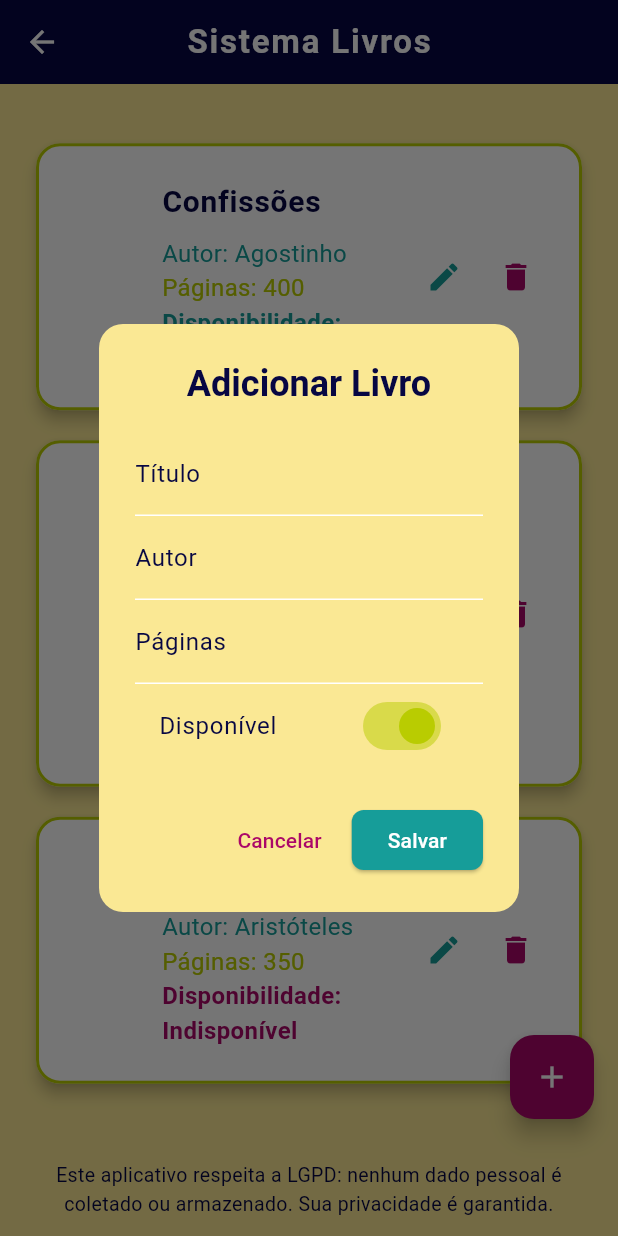
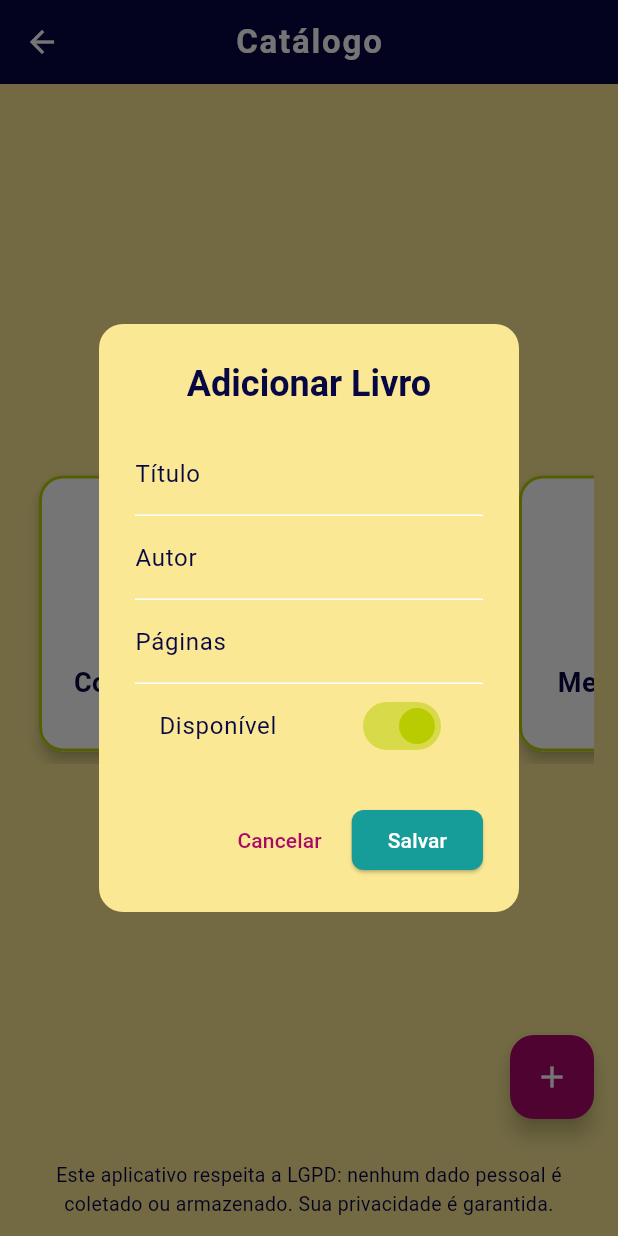
Before and after one commit to PabloEC382/GarkranReadingAPP, a Flutter app: the LivroCrudScreen screen opened by its route, after a tap on the "add" icon, on a phone screen of 412 x 824 dp. Run offline on Flutter 3.47's test engine with Material 3 defaults, Android fonts, the phone set to English and light mode, and no system bars.

Commit message:
Feitas as modificações requisitadas

```diff
--- a/lib/main.dart
+++ b/lib/main.dart
@@ -300,7 +300,7 @@ class _LivroCrudScreenState extends State<LivroCrudScreen> {
     return Scaffold(
       appBar: AppBar(
         title: const Text(
-          'Sistema Livros',
+          'Catálogo',
           style: TextStyle(
             fontWeight: FontWeight.bold,
             letterSpacing: 1.2,
@@ -325,88 +325,86 @@ class _LivroCrudScreenState extends State<LivroCrudScreen> {
                       textAlign: TextAlign.center,
                       softWrap: true,
                     )
-                  : ListView.builder(
-                      shrinkWrap: true,
+                  : SizedBox(
+                      height: 200,
+                      child: ListView.builder(
+                        scrollDirection: Axis.horizontal,
                         itemCount: livros.length,
                         itemBuilder: (context, index) {
                           final livro = livros[index];
-                        return Card(
-                          color: Colors.white,
-                          elevation: 4,
-                          margin: const EdgeInsets.symmetric(
-                              vertical: 10, horizontal: 8),
-                          shape: RoundedRectangleBorder(
-                            borderRadius: BorderRadius.circular(16),
-                            side: BorderSide(color: amarelo, width: 2),
-                          ),
-                          child: ListTile(
-                            contentPadding:
-                                const EdgeInsets.symmetric(vertical: 16, horizontal: 20),
-                            leading: ClipRRect(
-                              borderRadius: BorderRadius.circular(12),
-                              child: Image.asset(
-                                'assets/logo.png',
-                                width: 48,
-                                height: 48,
-                                fit: BoxFit.cover,
-                              ),
-                            ),
+                          return GestureDetector(
+                            onTap: () {
+                              showDialog(
+                                context: context,
+                                builder: (context) => AlertDialog(
+                                  backgroundColor: bege,
+                                  shape: RoundedRectangleBorder(borderRadius: BorderRadius.circular(16)),
                                   title: Text(
                                     livro.titulo,
                                     style: TextStyle(
                                       color: azulEscuro,
                                       fontWeight: FontWeight.bold,
-                                fontSize: 20,
                                     ),
-                              softWrap: true,
+                                    textAlign: TextAlign.center,
                                   ),
-                            subtitle: Padding(
-                              padding: const EdgeInsets.only(top: 8.0),
-                              child: Column(
+                                  content: Column(
+                                    mainAxisSize: MainAxisSize.min,
                                     crossAxisAlignment: CrossAxisAlignment.start,
                                     children: [
+                                      Text('Autor: ${livro.autor}', style: TextStyle(color: azul, fontSize: 16)),
+                                      Text('Páginas: ${livro.paginas}', style: TextStyle(color: amarelo, fontSize: 16)),
+                                    ],
+                                  ),
+                                  actions: [
+                                    TextButton(
+                                      child: Text('Fechar', style: TextStyle(color: magenta)),
+                                      onPressed: () => Navigator.of(context).pop(),
+                                    ),
+                                  ],
+                                ),
+                              );
+                            },
+                            child: Card(
+                              color: Colors.white,
+                              elevation: 4,
+                              margin: const EdgeInsets.symmetric(horizontal: 10, vertical: 8),
+                              shape: RoundedRectangleBorder(
+                                borderRadius: BorderRadius.circular(16),
+                                side: BorderSide(color: amarelo, width: 2),
+                              ),
+                              child: Container(
+                                width: 140,
+                                padding: const EdgeInsets.symmetric(vertical: 16, horizontal: 8),
+                                child: Column(
+                                  mainAxisAlignment: MainAxisAlignment.center,
+                                  children: [
+                                    ClipRRect(
+                                      borderRadius: BorderRadius.circular(12),
+                                      child: Image.asset(
+                                        'assets/logo.png',
+                                        width: 80,
+                                        height: 80,
+                                        fit: BoxFit.cover,
+                                      ),
+                                    ),
+                                    const SizedBox(height: 12),
                                     Text(
-                                    'Autor: ${livro.autor}',
-                                    style: TextStyle(color: azul, fontSize: 16),
-                                    softWrap: true,
+                                      livro.titulo,
+                                      style: TextStyle(
+                                        color: azulEscuro,
+                                        fontWeight: FontWeight.bold,
+                                        fontSize: 18,
                                       ),
-                                  Text(
-                                    'Páginas: ${livro.paginas}',
-                                    style: TextStyle(color: amarelo, fontSize: 16),
-                                    softWrap: true,
-                                  ),
-                                  Text(
-                                    'Disponibilidade: ${livro.disponivel ? "Disponível" : "Indisponível"}',
-                                    style: TextStyle(
-                                      color: livro.disponivel ? azul : magenta,
-                                      fontWeight: FontWeight.w600,
-                                      fontSize: 16,
-                                    ),
+                                      textAlign: TextAlign.center,
                                       softWrap: true,
                                     ),
                                   ],
                                 ),
                               ),
-                            trailing: Row(
-                              mainAxisSize: MainAxisSize.min,
-                              children: [
-                                IconButton(
-                                  icon: const Icon(Icons.edit),
-                                  color: azul,
-                                  onPressed: () => _editarLivro(index),
-                                  tooltip: 'Editar',
-                                ),
-                                IconButton(
-                                  icon: const Icon(Icons.delete),
-                                  color: magenta,
-                                  onPressed: () => _removerLivro(index),
-                                  tooltip: 'Remover',
-                                ),
-                              ],
-                            ),
                             ),
                           );
                         },
+                      ),
                     ),
             ),
           ),
```
Lines whose indentation alone changed are shown as unchanged.
